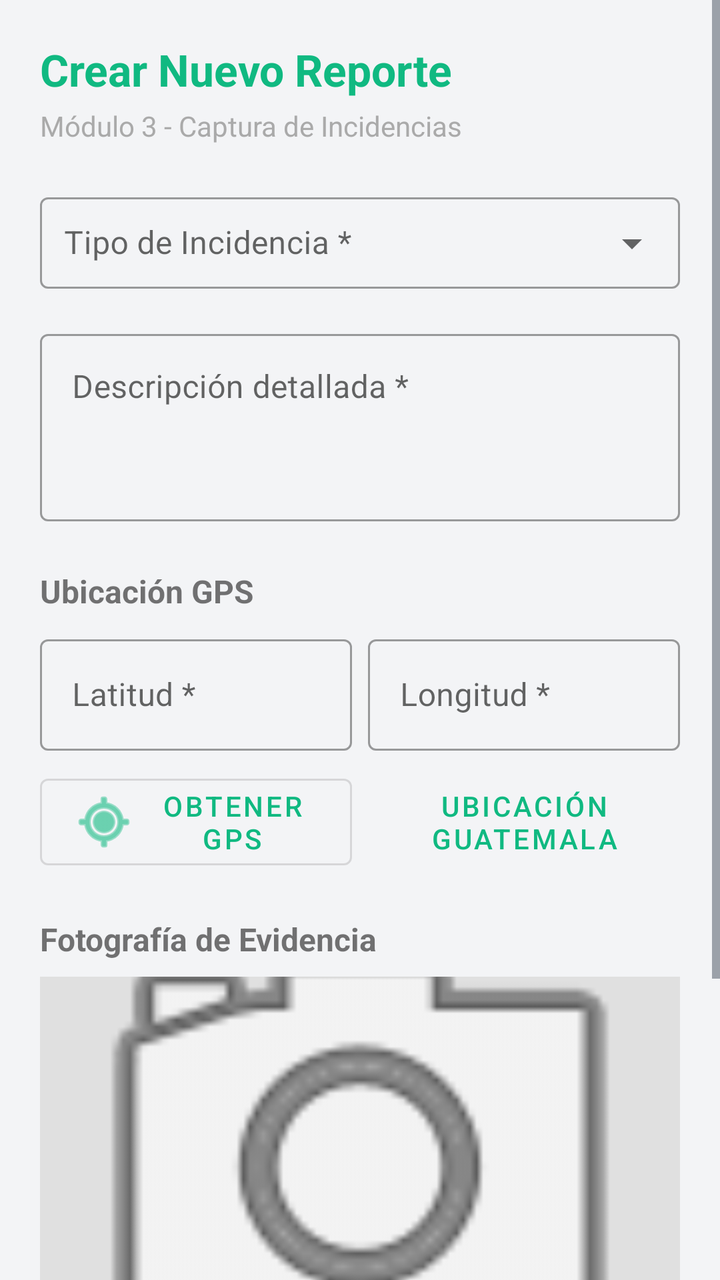
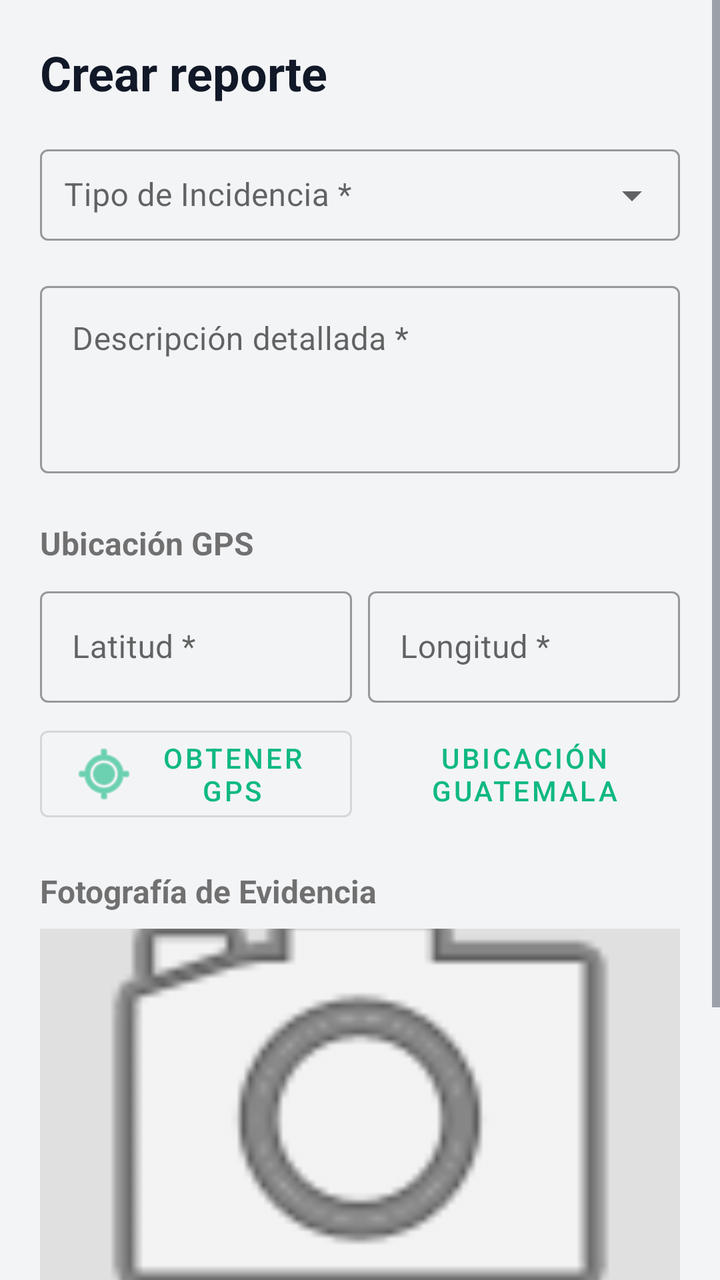

Before-and-after screenshots of an Android layout around one commit, followed by the original layout XML and the change that was made.
<!-- AndroidManifest.xml: application theme Theme.HelpMe -->
<!-- res/layout/fragment_create_report.xml -->
<?xml version="1.0" encoding="utf-8"?>
<ScrollView xmlns:android="http://schemas.android.com/apk/res/android"
    xmlns:app="http://schemas.android.com/apk/res-auto"
    xmlns:tools="http://schemas.android.com/tools"
    android:layout_width="match_parent"
    android:layout_height="match_parent"
    android:fillViewport="true"
    tools:context=".feature.report.create.CreateReportFragment">

    <LinearLayout
        android:layout_width="match_parent"
        android:layout_height="wrap_content"
        android:orientation="vertical"
        android:padding="20dp">

        <TextView
            android:layout_width="wrap_content"
            android:layout_height="wrap_content"
            android:text="Crear Nuevo Reporte"
            android:textSize="22sp"
            android:textStyle="bold"
            android:textColor="?attr/colorPrimary"
            android:layout_marginBottom="4dp" />

        <TextView
            android:layout_width="wrap_content"
            android:layout_height="wrap_content"
            android:text="Módulo 3 - Captura de Incidencias"
            android:textSize="14sp"
            android:textColor="@android:color/darker_gray"
            android:layout_marginBottom="20dp" />

        
        <com.google.android.material.textfield.TextInputLayout
            android:id="@+id/tilReportType"
            style="@style/Widget.MaterialComponents.TextInputLayout.OutlinedBox.ExposedDropdownMenu"
            android:layout_width="match_parent"
            android:layout_height="wrap_content"
            android:hint="Tipo de Incidencia *"
            android:layout_marginBottom="16dp">

            <AutoCompleteTextView
                android:id="@+id/actvReportType"
                android:layout_width="match_parent"
                android:layout_height="wrap_content"
                android:inputType="none"
                android:padding="12dp" />

        </com.google.android.material.textfield.TextInputLayout>

        
        <com.google.android.material.textfield.TextInputLayout
            android:id="@+id/tilDescription"
            style="@style/Widget.MaterialComponents.TextInputLayout.OutlinedBox"
            android:layout_width="match_parent"
            android:layout_height="wrap_content"
            android:hint="Descripción detallada *"
            android:layout_marginBottom="16dp">

            <com.google.android.material.textfield.TextInputEditText
                android:id="@+id/etDescription"
                android:layout_width="match_parent"
                android:layout_height="wrap_content"
                android:inputType="textMultiLine"
                android:minLines="3"
                android:gravity="top|start" />

        </com.google.android.material.textfield.TextInputLayout>

        
        <TextView
            android:layout_width="wrap_content"
            android:layout_height="wrap_content"
            android:text="Ubicación GPS"
            android:textStyle="bold"
            android:textSize="16sp"
            android:layout_marginTop="8dp"
            android:layout_marginBottom="8dp" />

        <LinearLayout
            android:layout_width="match_parent"
            android:layout_height="wrap_content"
            android:orientation="horizontal"
            android:layout_marginBottom="8dp">

            <com.google.android.material.textfield.TextInputLayout
                android:id="@+id/tilLatitude"
                style="@style/Widget.MaterialComponents.TextInputLayout.OutlinedBox"
                android:layout_width="0dp"
                android:layout_height="wrap_content"
                android:layout_weight="1"
                android:layout_marginEnd="4dp"
                android:hint="Latitud *">

                <com.google.android.material.textfield.TextInputEditText
                    android:id="@+id/etLatitude"
                    android:layout_width="match_parent"
                    android:layout_height="wrap_content"
                    android:inputType="numberSigned|numberDecimal" />

            </com.google.android.material.textfield.TextInputLayout>

            <com.google.android.material.textfield.TextInputLayout
                android:id="@+id/tilLongitude"
                style="@style/Widget.MaterialComponents.TextInputLayout.OutlinedBox"
                android:layout_width="0dp"
                android:layout_height="wrap_content"
                android:layout_weight="1"
                android:layout_marginStart="4dp"
                android:hint="Longitud *">

                <com.google.android.material.textfield.TextInputEditText
                    android:id="@+id/etLongitude"
                    android:layout_width="match_parent"
                    android:layout_height="wrap_content"
                    android:inputType="numberSigned|numberDecimal" />

            </com.google.android.material.textfield.TextInputLayout>

        </LinearLayout>

        <LinearLayout
            android:layout_width="match_parent"
            android:layout_height="wrap_content"
            android:orientation="horizontal"
            android:layout_marginBottom="20dp">

            <Button
                android:id="@+id/btnGetLocation"
                style="@style/Widget.MaterialComponents.Button.OutlinedButton"
                android:layout_width="0dp"
                android:layout_height="wrap_content"
                android:layout_weight="1"
                android:layout_marginEnd="4dp"
                android:text="Obtener GPS"
                app:icon="@android:drawable/ic_menu_mylocation" />

            <Button
                android:id="@+id/btnPresetLocation"
                style="@style/Widget.MaterialComponents.Button.TextButton"
                android:layout_width="0dp"
                android:layout_height="wrap_content"
                android:layout_weight="1"
                android:layout_marginStart="4dp"
                android:text="Ubicación Guatemala" />

        </LinearLayout>

        
        <TextView
            android:layout_width="wrap_content"
            android:layout_height="wrap_content"
            android:text="Fotografía de Evidencia"
            android:textStyle="bold"
            android:textSize="16sp"
            android:layout_marginBottom="8dp" />

        <ImageView
            android:id="@+id/ivReportPhoto"
            android:layout_width="match_parent"
            android:layout_height="180dp"
            android:scaleType="centerCrop"
            android:background="#E0E0E0"
            android:src="@android:drawable/ic_menu_camera"
            android:contentDescription="Vista previa de foto"
            android:layout_marginBottom="12dp" />

        <LinearLayout
            android:layout_width="match_parent"
            android:layout_height="wrap_content"
            android:orientation="horizontal"
            android:layout_marginBottom="24dp">

            <Button
                android:id="@+id/btnPickImage"
                style="@style/Widget.MaterialComponents.Button.OutlinedButton"
                android:layout_width="0dp"
                android:layout_height="wrap_content"
                android:layout_weight="1"
                android:layout_marginEnd="4dp"
                android:text="Seleccionar Imagen" />

            <Button
                android:id="@+id/btnClearImage"
                style="@style/Widget.MaterialComponents.Button.TextButton"
                android:layout_width="0dp"
                android:layout_height="wrap_content"
                android:layout_weight="1"
                android:layout_marginStart="4dp"
                android:text="Quitar Imagen" />

        </LinearLayout>

        
        <ProgressBar
            android:id="@+id/progressBar"
            android:layout_width="wrap_content"
            android:layout_height="wrap_content"
            android:layout_gravity="center"
            android:visibility="gone"
            android:layout_marginBottom="12dp" />

        <Button
            android:id="@+id/btnSubmitReport"
            android:layout_width="match_parent"
            android:layout_height="wrap_content"
            android:padding="12dp"
            android:text="Guardar Reporte en Firebase"
            android:textSize="16sp" />

    </LinearLayout>

</ScrollView>
<!-- resources referenced by this layout -->
<resources>
  <style name="Theme.HelpMe" parent="Base.Theme.HelpMe" />
  <style name="Base.Theme.HelpMe" parent="Theme.MaterialComponents.Light.NoActionBar">
          <item name="colorPrimary">@color/helpme_green</item>
          <item name="colorPrimaryVariant">@color/helpme_green_dark</item>
          <item name="colorOnPrimary">@color/white</item>
          <item name="android:windowBackground">@color/helpme_background</item>
          
          <item name="android:textColorPrimary">@color/helpme_text_primary</item>
          <item name="android:textColorSecondary">@color/helpme_text_secondary</item>
      </style>
  <color name="helpme_green">#10B981</color>
  <color name="helpme_green_dark">#059669</color>
  <color name="white">#FFFFFFFF</color>
  <color name="helpme_background">#F3F4F6</color>
  <color name="helpme_text_primary">#111827</color>
  <color name="helpme_text_secondary">#4B5563</color>
</resources>

<!-- the commit's change to res/layout/fragment_create_report.xml (unified diff, before → after) -->
@@ -16,19 +16,11 @@
         <TextView
             android:layout_width="wrap_content"
             android:layout_height="wrap_content"
-            android:text="Crear Nuevo Reporte"
-            android:textSize="22sp"
+            android:text="Crear reporte"
+            android:textSize="24sp"
             android:textStyle="bold"
-            android:textColor="?attr/colorPrimary"
-            android:layout_marginBottom="4dp" />
-
-        <TextView
-            android:layout_width="wrap_content"
-            android:layout_height="wrap_content"
-            android:text="Módulo 3 - Captura de Incidencias"
-            android:textSize="14sp"
-            android:textColor="@android:color/darker_gray"
-            android:layout_marginBottom="20dp" />
+            android:textColor="@color/helpme_text_primary"
+            android:layout_marginBottom="16dp" />
 
         
         <com.google.android.material.textfield.TextInputLayout
@@ -200,13 +192,17 @@
             android:visibility="gone"
             android:layout_marginBottom="12dp" />
 
-        <Button
+        <com.google.android.material.button.MaterialButton
             android:id="@+id/btnSubmitReport"
             android:layout_width="match_parent"
             android:layout_height="wrap_content"
             android:padding="12dp"
-            android:text="Guardar Reporte en Firebase"
-            android:textSize="16sp" />
+            android:text="Enviar reporte"
+            android:textAllCaps="false"
+            android:textColor="@color/white"
+            android:textSize="16sp"
+            app:backgroundTint="@color/helpme_green"
+            app:cornerRadius="8dp" />
 
     </LinearLayout>
 
